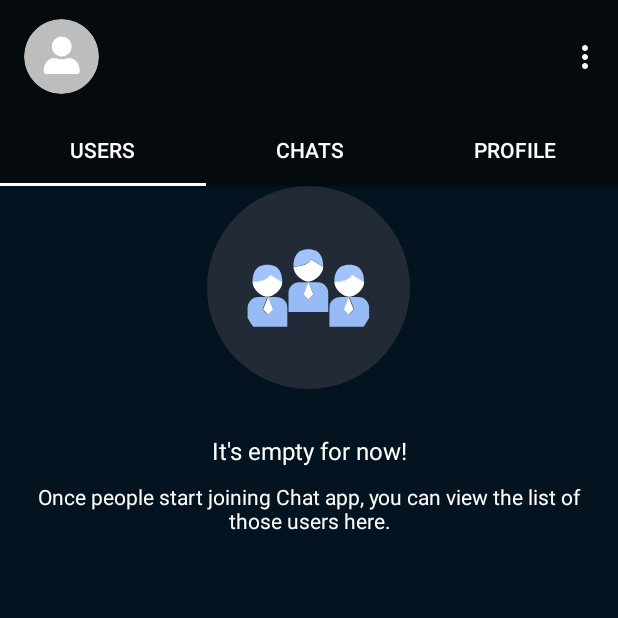
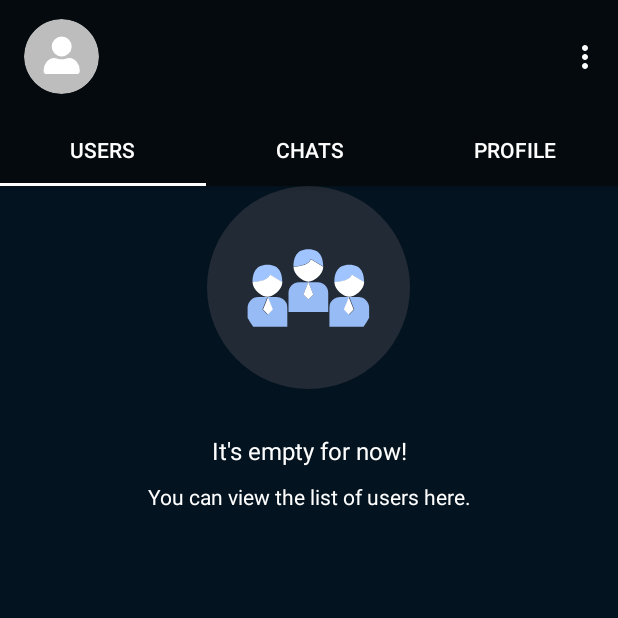
Before and after one commit to korkeep/Propose, an Android app: the screen it shows after launch once a user with an empty profile is signed in (MainActivity), on a phone screen of 412 x 824 dp, the top half of it. Run offline under Robolectric (Android 15) with nearby library versions, the phone set to English and light mode, and no system bars; our stand-ins replace CircleImageView, Firebase (no records; nobody signed in at launch, a user with empty details on screens opened directly); pictures from the network do not load; 4 statements that could not run were skipped.

Commit message:
empty_state file text changed

```diff
--- a/S-Talk/app/src/main/res/layout/empty_state.xml
+++ b/S-Talk/app/src/main/res/layout/empty_state.xml
@@ -42,22 +42,9 @@
             android:layout_centerHorizontal="true"
             android:layout_marginTop="@dimen/margin_10_dp"
             android:gravity="center"
-            android:text="Once people start joining Chat app, you can view the list of those users here."
+            android:text="You can view the list of users here."
             android:textColor="@color/colorLetter"
             android:textSize="@dimen/text_size_14_sp" />
-
-        <!--<TextView
-            android:id="@+id/es_button"
-            android:layout_width="@dimen/width_100_dp"
-            android:layout_height="wrap_content"
-            android:gravity="center"
-            android:layout_below="@id/es_descp"
-            android:layout_centerHorizontal="true"
-            android:layout_marginTop="@dimen/margin_20_dp"
-            android:background="@drawable/es_button_bg"
-            android:padding="@dimen/padding_10_dp"
-            android:text="Add Member"
-            android:textColor="@color/white" />-->
 
     </RelativeLayout>
 
```
